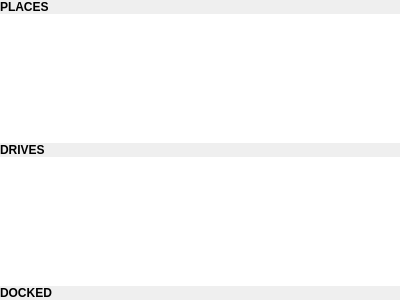
Qt form application/sidebar/sidebar.ui (theCheeseboard/thefile) before a commit.
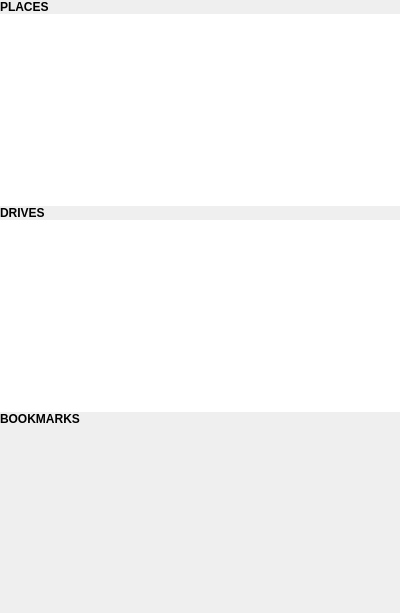
The same form after that commit.

```diff
--- a/application/sidebar/sidebar.ui
+++ b/application/sidebar/sidebar.ui
@@ -7,7 +7,7 @@
     <x>0</x>
     <y>0</y>
     <width>400</width>
-    <height>300</height>
+    <height>613</height>
    </rect>
   </property>
   <property name="windowTitle">
@@ -43,7 +43,7 @@
         <x>0</x>
         <y>0</y>
         <width>400</width>
-        <height>300</height>
+        <height>613</height>
        </rect>
       </property>
       <layout class="QVBoxLayout" name="verticalLayout_2">
@@ -126,7 +126,7 @@
           </font>
          </property>
          <property name="text">
-          <string>DOCKED</string>
+          <string>BOOKMARKS</string>
          </property>
          <property name="margin">
           <number>9</number>
```
